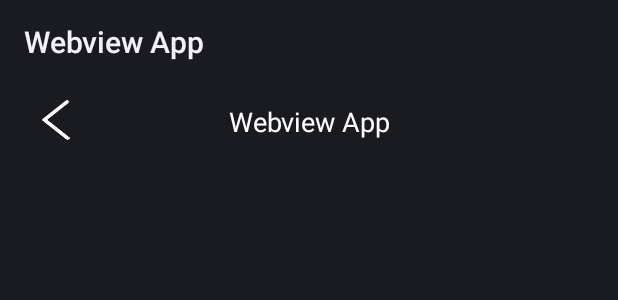
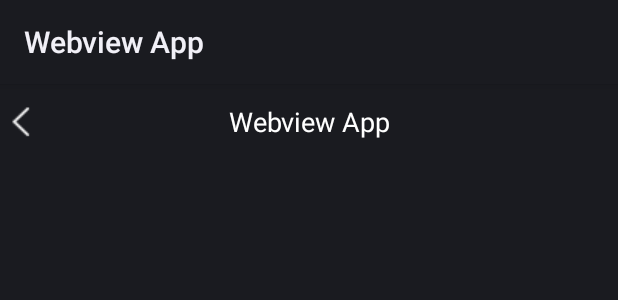
Before and after one commit to colinger/csad, an Android app: the layout cs_titlebar.xml on its own in the app's theme, with its tools: preview values and no code run, on a phone screen of 412 x 824 dp. Shown: the top 300 px of the screen. Run offline under Robolectric (Android 15) with nearby library versions, the phone set to English and light mode, and no system bars; network calls fail.

Commit message:
fix: return icon

```diff
--- a/app/src/main/res/layout/activity_show_web_main.xml
+++ b/app/src/main/res/layout/activity_show_web_main.xml
@@ -17,7 +17,7 @@
             android:layout_alignParentLeft="true"
             android:layout_centerVertical="true"
             android:onClick="returnBack"
-            android:src="@drawable/back_sel" />
+            android:src="@drawable/back_sel_n" />
 
         <TextView
             android:id="@+id/activity_main_webview_title"
--- a/csad/src/main/res/layout/cs_titlebar.xml
+++ b/csad/src/main/res/layout/cs_titlebar.xml
@@ -4,8 +4,8 @@
     android:layout_width="fill_parent"
     android:layout_height="50.0dp"
     android:layout_alignParentTop="true"
-    android:paddingLeft="10dp"
-    android:paddingRight="10dp" >
+    android:paddingLeft="5dp"
+    android:paddingRight="5dp" >
 
     <Button
  	    android:id="@+id/btnBack"
@@ -14,7 +14,7 @@
  	    android:layout_alignParentLeft="true"
 		android:layout_marginLeft="-2dp"
  	    android:layout_centerVertical="true"
- 	    android:drawableLeft="@drawable/back_sel"
+ 	    android:drawableLeft="@drawable/back_sel_n"
  	    android:background="@android:color/transparent"
  	    android:gravity="center_vertical"
  	    android:textColor="@android:color/white"
```
Also changed, not shown: app/src/main/res/values/styles.xml (+4 -4 lines), csad/src/main/res/drawable/back_sel_n.png (renamed from csad/src/main/res/drawable/back_sel.png).
